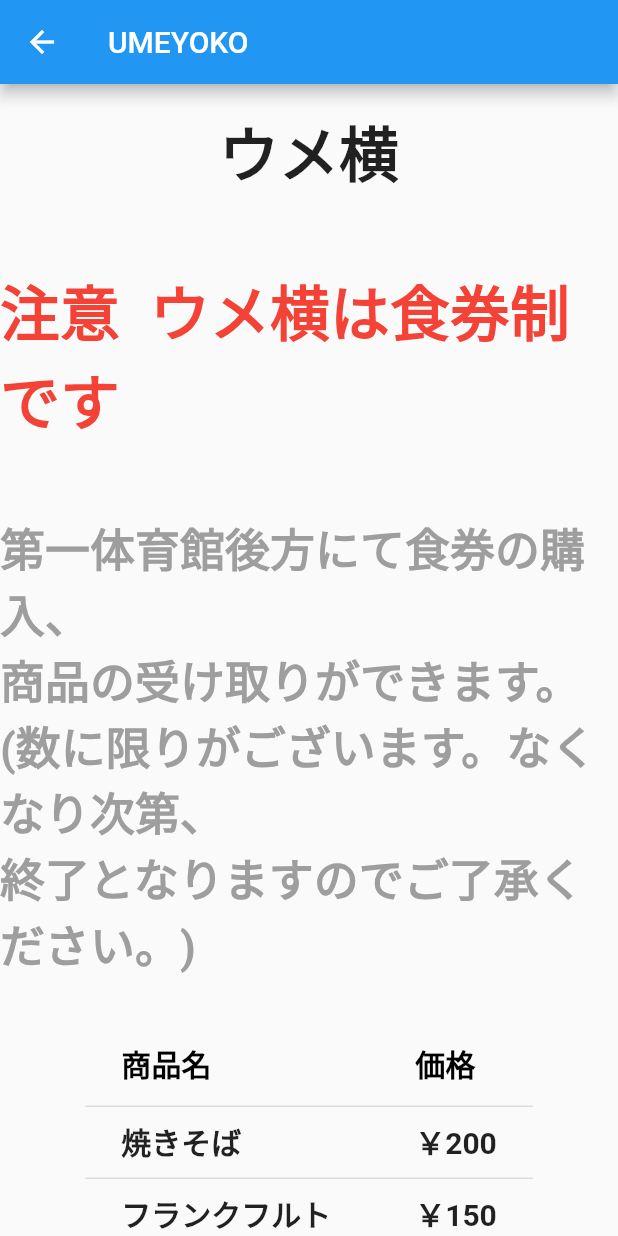
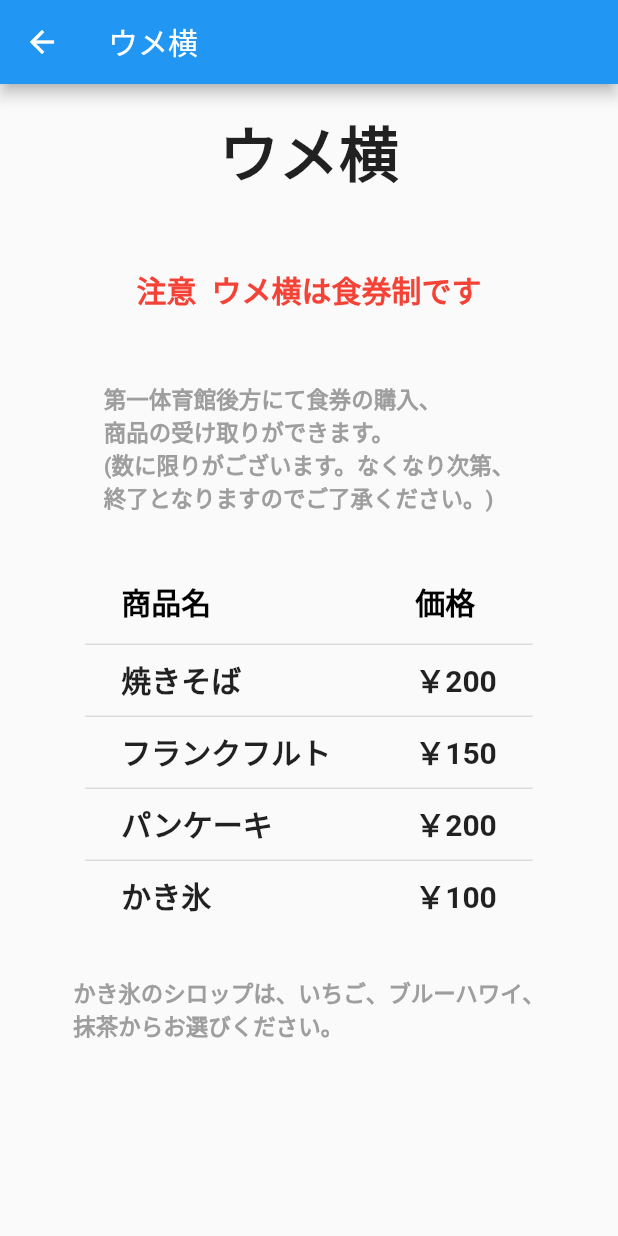
Before and after one commit to FukukouSSJouhou/umenavi, a Flutter app: the screen it shows after launch, after a tap on "ウメ横", on a phone screen of 412 x 824 dp. Run offline on Flutter 3.47's test engine with Material 2 defaults, Android fonts, the phone set to English and light mode, and no system bars.

Commit message:
fixed fonts and so on

```diff
--- a/lib/activities/umeyoko.dart
+++ b/lib/activities/umeyoko.dart
@@ -7,7 +7,7 @@ class _UmeyokoPageState extends State<UmeyokoPage>{
   Widget build(BuildContext context){
     return new Scaffold(
       appBar: new AppBar(
-        title:Text("UMEYOKO")
+        title:Text("ウメ横")
       ),
       body:ListView(
         children:[
@@ -30,25 +30,25 @@ class _UmeyokoPageState extends State<UmeyokoPage>{
                       "注意  ウメ横は食券制です",
                         style: TextStyle(
                           fontWeight: FontWeight.bold,
-                          fontSize: 40,
+                          fontSize: 20,
                           color:Colors.red
                         )
                     )
                 ),
                 Container(
-                    margin: EdgeInsets.only(top:47.0,bottom: 30.0),
+                    margin: EdgeInsets.only(top:47.0,bottom: 30.0,right:20.0,left:20.0),
                     child:Text(
                         "第一体育館後方にて食券の購入、\n商品の受け取りができます。\n"
                             "(数に限りがございます。なくなり次第、\n終了となりますのでご了承ください。)",
                         style: TextStyle(
                             fontWeight: FontWeight.bold,
-                            fontSize: 30,
+                            fontSize: 15,
                             color:Colors.grey
                         )
                     )
                 ),
+                    InkWell(
 
-                InkWell(
                     child:DataTable(
                       columns: <DataColumn>[
                         DataColumn(label: Text("商品名",
@@ -128,7 +128,7 @@ class _UmeyokoPageState extends State<UmeyokoPage>{
                         "かき氷のシロップは、いちご、ブルーハワイ、\n抹茶からお選びください。",
                         style: TextStyle(
                             fontWeight: FontWeight.bold,
-                            fontSize: 20,
+                            fontSize: 15,
                             color:Colors.grey
                         )
                     )
--- a/lib/main.dart
+++ b/lib/main.dart
@@ -1,3 +1,4 @@
+import 'package:flutter_localizations/flutter_localizations.dart';
 import 'package:flutter/material.dart';
 import "activities/schoolmap.dart";
 import "activities/stage_show.dart";
@@ -10,6 +11,7 @@ class MyApp extends StatelessWidget {
   // This widget is the root of your application.
   @override
   Widget build(BuildContext context) {
+    const locale = Locale("ja", "JP");
     return MaterialApp(
       title: 'UMENAVI',
       theme: ThemeData(
@@ -24,6 +26,16 @@ class MyApp extends StatelessWidget {
         // is not restarted.
         primarySwatch: Colors.blue,
       ),
+
+      locale: locale,
+      localizationsDelegates:  [
+        GlobalMaterialLocalizations.delegate,
+        GlobalWidgetsLocalizations.delegate,
+        GlobalCupertinoLocalizations.delegate,
+      ],
+      supportedLocales:  [
+        locale,
+      ],
       home: MyHomePage(title: 'UMENAVI'),
     );
   }
```
